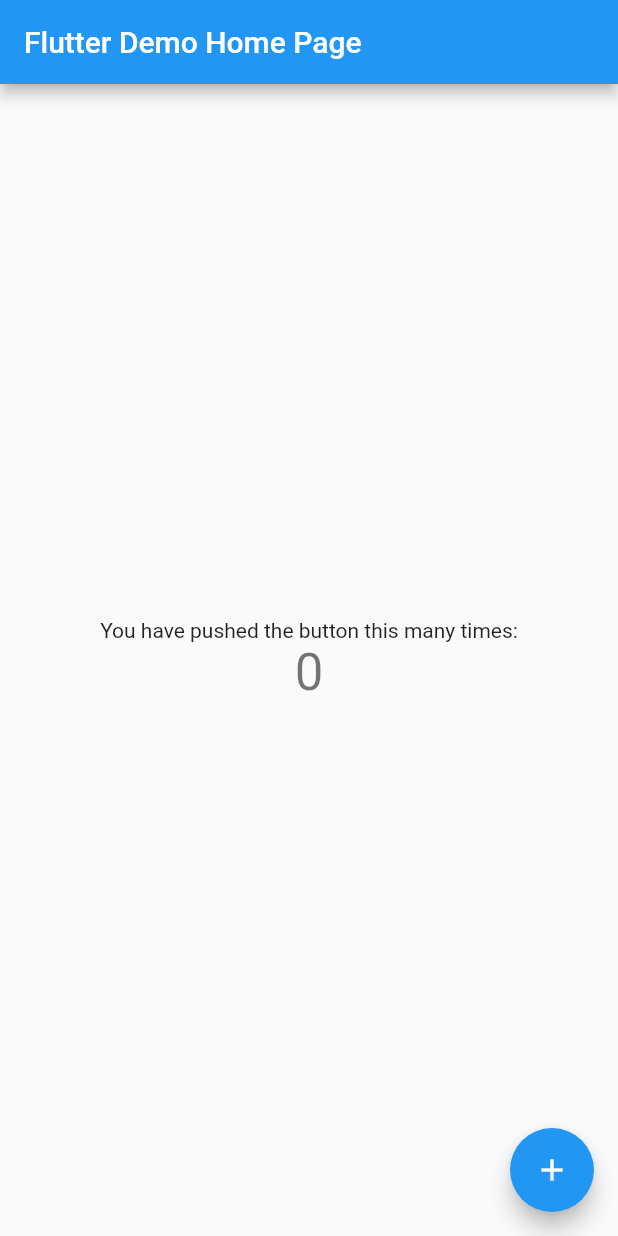
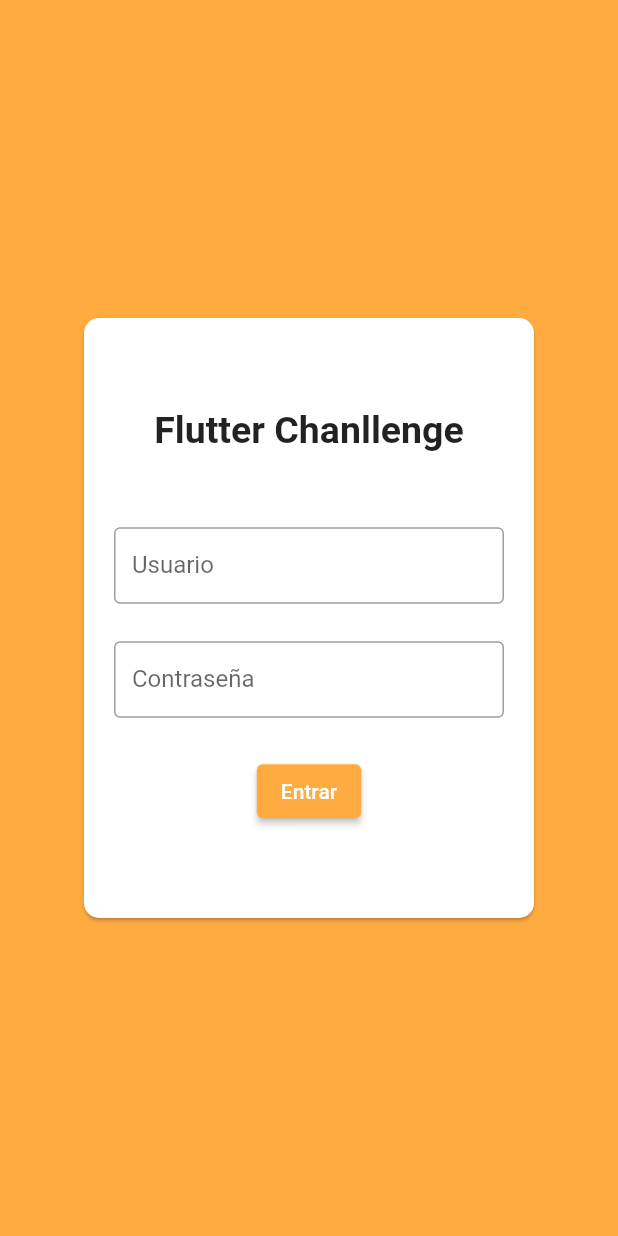
Before and after one commit to marventu94/flutter_challenge, a Flutter app: the screen it shows after launch, on a phone screen of 412 x 824 dp. Run offline on Flutter 3.47's test engine with Material 2 defaults, Android fonts, the phone set to English and light mode, and no system bars; our stand-ins replace dartz, dio, equatable, shared_preferences; missing offline and left inert: data_connection_checker_tv.

Commit message:
almost done

```diff
--- /dev/null
+++ b/lib/core/string/app_string.dart
@@ -0,0 +1,13 @@
+class AppString {
+  static String user = 'Usuario';
+  static String password = 'Contraseña';
+
+  static String users = 'Usuarios';
+  static String pots = 'Posteos';
+
+  static String incorrectCredentials = 'Los datos ingresados no son correctos';
+
+  static String postAdd = 'Nuevo Posteo';
+  static String postTitle = 'Titulo';
+  static String postBody = 'Contenido';
+}
--- a/lib/features/home/data/models/basic_user_model.dart
+++ b/lib/features/home/data/models/basic_user_model.dart
@@ -1,9 +1,10 @@
-import '../../domain/entities/basic_user.dart';
+class BasicUserModel {
+  String username;
+  String password;
 
-class BasicUserModel extends UserLogIn {
-  const BasicUserModel({
-    required super.username,
-    required super.password,
+  BasicUserModel({
+    required this.username,
+    required this.password,
   });
 
   Map<String, dynamic> toJson() {
@@ -12,4 +13,12 @@ class BasicUserModel extends UserLogIn {
       'password': password,
     };
   }
+
+  factory BasicUserModel.empty() {
+    return BasicUserModel(username: '', password: '');
+  }
+
+  bool authenticate() {
+    return username == "challenge@fudo" && password == "password";
+  }
 }
--- /dev/null
+++ b/lib/features/home/display/pages/log_in_page.dart
@@ -0,0 +1,100 @@
+import 'package:flutter/material.dart';
+import 'package:flutter_challenge/core/string/app_string.dart';
+import 'package:flutter_challenge/features/home/data/models/basic_user_model.dart';
+import 'package:flutter_challenge/features/home/display/pages/home_page.dart';
+
+import '../../../../core/util/snackbar_message.dart';
+
+class LogInPage extends StatefulWidget {
+  const LogInPage({super.key});
+
+  @override
+  State<LogInPage> createState() => _LogInPageState();
+}
+
+class _LogInPageState extends State<LogInPage> {
+  BasicUserModel userLogIn = BasicUserModel.empty();
+
+  @override
+  Widget build(BuildContext context) {
+    ThemeData theme = Theme.of(context);
+    return Scaffold(
+      body: Container(
+        color: theme.colorScheme.primary,
+        child: Center(
+          child: Card(
+            shape: RoundedRectangleBorder(
+              borderRadius: BorderRadius.circular(10),
+            ),
+            child: SizedBox(
+              width: 300,
+              height: 400,
+              child: Padding(
+                padding: const EdgeInsets.symmetric(horizontal: 20),
+                child: Column(
+                  mainAxisAlignment: MainAxisAlignment.center,
+                  crossAxisAlignment: CrossAxisAlignment.center,
+                  children: [
+                    const Text(
+                      'Flutter Chanllenge',
+                      textAlign: TextAlign.center,
+                      style:
+                          TextStyle(fontSize: 25, fontWeight: FontWeight.bold),
+                    ),
+                    const SizedBox(height: 50),
+                    TextFormField(
+                      onChanged: (value) {
+                        if (value.isNotEmpty) {
+                          userLogIn.username = value;
+                        }
+                      },
+                      decoration: InputDecoration(
+                        isDense: true,
+                        border: const OutlineInputBorder(),
+                        labelText: AppString.user,
+                      ),
+                    ),
+                    const SizedBox(height: 25),
+                    TextFormField(
+                      onChanged: (value) {
+                        if (value.isNotEmpty) {
+                          userLogIn.password = value;
+                        }
+                      },
+                      obscureText: true,
+                      enableSuggestions: false,
+                      autocorrect: false,
+                      decoration: InputDecoration(
+                        isDense: true,
+                        border: const OutlineInputBorder(),
+                        labelText: AppString.password,
+                      ),
+                    ),
+                    const SizedBox(height: 25),
+                    ElevatedButton(
+                      onPressed: () {
+                        if (userLogIn.authenticate()) {
+                          Navigator.of(context).push(
+                            MaterialPageRoute(
+                              builder: (context) => const HomePage(),
+                            ),
+                          );
+                        } else {
+                          SnakBarMessage().showErrorSnackBar(
+                            message: AppString.incorrectCredentials,
+                            context: context,
+                          );
+                        }
+                      },
+                      child: const Text('Entrar'),
+                    ),
+                  ],
+                ),
+              ),
+            ),
+          ),
+        ),
+      ),
+    );
+  }
+}
--- /dev/null
+++ b/lib/features/home/display/provider/selected_page_provider.dart
@@ -0,0 +1,12 @@
+import 'package:flutter/material.dart';
+
+class SelectedPageProvider extends ChangeNotifier {
+  int selectedPage;
+  SelectedPageProvider({
+    this.selectedPage = 0,
+  });
+  void changePage(int newValue) {
+    selectedPage = newValue;
+    notifyListeners();
+  }
+}
--- a/lib/main.dart
+++ b/lib/main.dart
@@ -1,4 +1,9 @@
 import 'package:flutter/material.dart';
+import 'package:provider/provider.dart';
+
+import 'features/home/display/pages/log_in_page.dart';
+import 'features/home/display/provider/selected_page_provider.dart';
+import 'theme.dart';
 
 void main() {
   runApp(const MyApp());
@@ -7,109 +12,29 @@ void main() {
 class MyApp extends StatelessWidget {
   const MyApp({super.key});
 
-  // This widget is the root of your application.
   @override
   Widget build(BuildContext context) {
-    return MaterialApp(
-      title: 'Flutter Demo',
-      theme: ThemeData(
-        // This is the theme of your application.
-        //
-        // Try running your application with "flutter run". You'll see the
-        // application has a blue toolbar. Then, without quitting the app, try
-        // changing the primarySwatch below to Colors.green and then invoke
-        // "hot reload" (press "r" in the console where you ran "flutter run",
-        // or simply save your changes to "hot reload" in a Flutter IDE).
-        // Notice that the counter didn't reset back to zero; the application
-        // is not restarted.
-        primarySwatch: Colors.blue,
+    return MultiProvider(
+      providers: [
+        ChangeNotifierProvider(
+          create: (context) => SelectedPageProvider(),
+        ),
+      ],
+      child: MaterialApp(
+        title: 'Flutter Challenge',
+        debugShowCheckedModeBanner: false,
+        theme: themeData,
+        home: const Home(),
       ),
-      home: const MyHomePage(title: 'Flutter Demo Home Page'),
     );
   }
 }
 
-class MyHomePage extends StatefulWidget {
-  const MyHomePage({super.key, required this.title});
-
-  // This widget is the home page of your application. It is stateful, meaning
-  // that it has a State object (defined below) that contains fields that affect
-  // how it looks.
-
-  // This class is the configuration for the state. It holds the values (in this
-  // case the title) provided by the parent (in this case the App widget) and
-  // used by the build method of the State. Fields in a Widget subclass are
-  // always marked "final".
-
-  final String title;
-
-  @override
-  State<MyHomePage> createState() => _MyHomePageState();
-}
-
-class _MyHomePageState extends State<MyHomePage> {
-  int _counter = 0;
-
-  void _incrementCounter() {
-    setState(() {
-      // This call to setState tells the Flutter framework that something has
-      // changed in this State, which causes it to rerun the build method below
-      // so that the display can reflect the updated values. If we changed
-      // _counter without calling setState(), then the build method would not be
-      // called again, and so nothing would appear to happen.
-      _counter++;
-    });
-  }
+class Home extends StatelessWidget {
+  const Home({super.key});
 
   @override
   Widget build(BuildContext context) {
-    // This method is rerun every time setState is called, for instance as done
-    // by the _incrementCounter method above.
-    //
-    // The Flutter framework has been optimized to make rerunning build methods
-    // fast, so that you can just rebuild anything that needs updating rather
-    // than having to individually change instances of widgets.
-    return Scaffold(
-      appBar: AppBar(
-        // Here we take the value from the MyHomePage object that was created by
-        // the App.build method, and use it to set our appbar title.
-        title: Text(widget.title),
-      ),
-      body: Center(
-        // Center is a layout widget. It takes a single child and positions it
-        // in the middle of the parent.
-        child: Column(
-          // Column is also a layout widget. It takes a list of children and
-          // arranges them vertically. By default, it sizes itself to fit its
-          // children horizontally, and tries to be as tall as its parent.
-          //
-          // Invoke "debug painting" (press "p" in the console, choose the
-          // "Toggle Debug Paint" action from the Flutter Inspector in Android
-          // Studio, or the "Toggle Debug Paint" command in Visual Studio Code)
-          // to see the wireframe for each widget.
-          //
-          // Column has various properties to control how it sizes itself and
-          // how it positions its children. Here we use mainAxisAlignment to
-          // center the children vertically; the main axis here is the vertical
-          // axis because Columns are vertical (the cross axis would be
-          // horizontal).
-          mainAxisAlignment: MainAxisAlignment.center,
-          children: <Widget>[
-            const Text(
-              'You have pushed the button this many times:',
-            ),
-            Text(
-              '$_counter',
-              style: Theme.of(context).textTheme.headline4,
-            ),
-          ],
-        ),
-      ),
-      floatingActionButton: FloatingActionButton(
-        onPressed: _incrementCounter,
-        tooltip: 'Increment',
-        child: const Icon(Icons.add),
-      ), // This trailing comma makes auto-formatting nicer for build methods.
-    );
+    return const LogInPage();
   }
 }
--- /dev/null
+++ b/lib/theme.dart
@@ -0,0 +1,18 @@
+import 'package:flutter/material.dart';
+
+final ThemeData themeData = ThemeData(
+  colorScheme: ColorScheme.fromSwatch().copyWith(
+    primary: Colors.orangeAccent,
+    secondary: Colors.black87,
+  ),
+  appBarTheme: const AppBarTheme(
+    titleTextStyle: TextStyle(
+      color: Colors.black87,
+      fontSize: 30,
+      fontWeight: FontWeight.bold,
+    ),
+    color: Colors.transparent,
+    elevation: 0,
+    iconTheme: IconThemeData(color: Colors.black87),
+  ),
+);
--- a/pubspec.yaml
+++ b/pubspec.yaml
@@ -29,5 +29,3 @@ dev_dependencies:
 
 flutter:
   uses-material-design: true
-  assets:
-    - images/
```
Also changed, not shown: lib/core/util/snackbar_message.dart (added, +29 -0 lines), lib/features/home/display/pages/home_page.dart (added, +48 -0 lines), lib/features/home/display/widgets/custom_app_bar.dart (added, +34 -0 lines), lib/features/home/display/widgets/custom_bottom_bar.dart (added, +33 -0 lines), lib/features/home/domain/entities/basic_user.dart (deleted, +0 -15 lines), lib/features/home/domain/repositories/home_repository.dart (deleted, +0 -8 lines), lib/features/home/domain/usecases/log_in.dart (deleted, +0 -14 lines), lib/features/post/display/pages/post_add_page.dart (added, +60 -0 lines), lib/features/post/display/pages/posts_view.dart (added, +15 -0 lines), lib/features/user/display/pages/users_view.dart (added, +15 -0 lines), lib/features/post/display/provider/posts_provider.dart (added), lib/features/user/display/provider/users_provider.dart (added).
